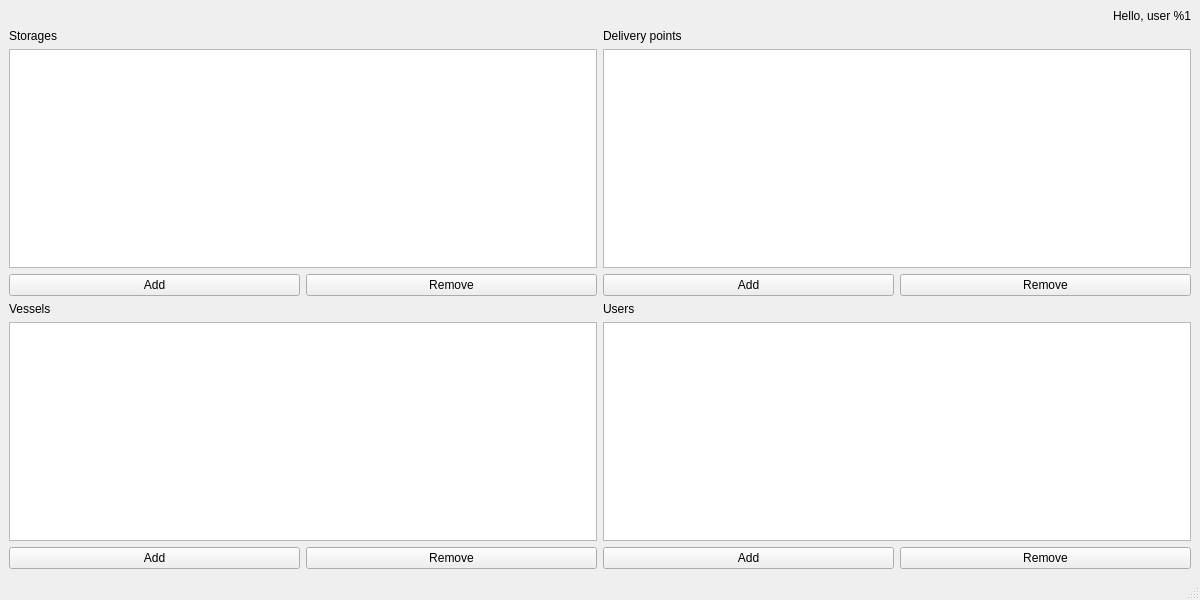
Above: sea_transport/adminpanel.ui from NuarkNoir/sea_transport before the change. Below: the same form after it.
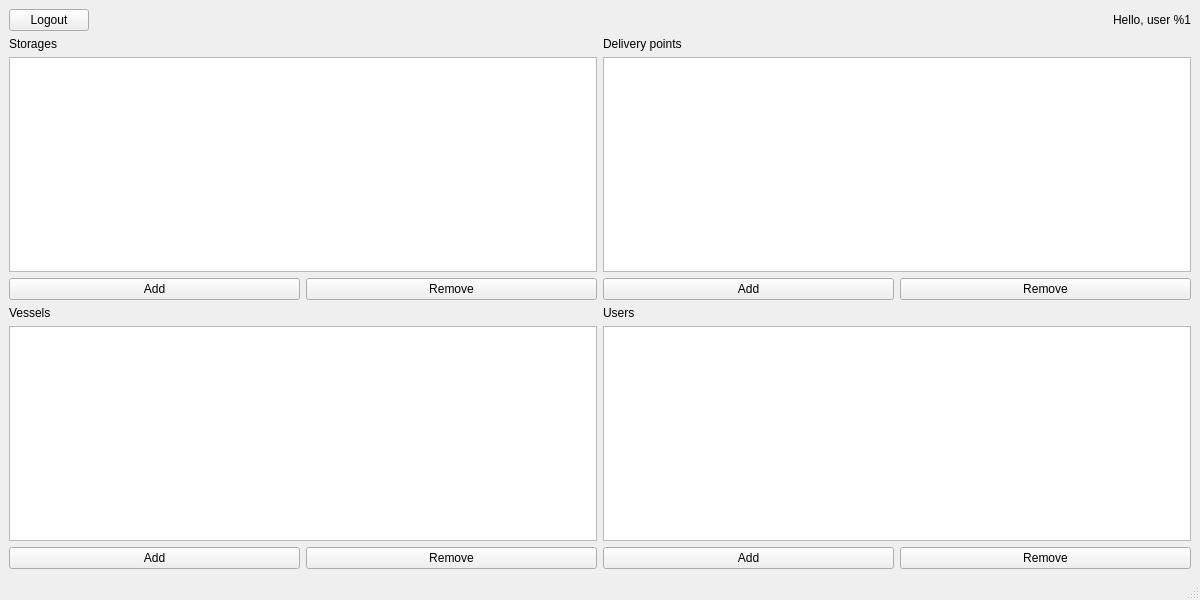
That is the form after the change.

Commit message: ADd logout button

Diff of the .ui file:
```diff
--- a/sea_transport/adminpanel.ui
+++ b/sea_transport/adminpanel.ui
@@ -153,6 +153,19 @@
       </property>
      </widget>
     </item>
+    <item row="0" column="0">
+     <widget class="QPushButton" name="pb_logout">
+      <property name="sizePolicy">
+       <sizepolicy hsizetype="Maximum" vsizetype="Fixed">
+        <horstretch>0</horstretch>
+        <verstretch>0</verstretch>
+       </sizepolicy>
+      </property>
+      <property name="text">
+       <string>Logout</string>
+      </property>
+     </widget>
+    </item>
    </layout>
   </widget>
   <widget class="QMenuBar" name="menubar">
```
